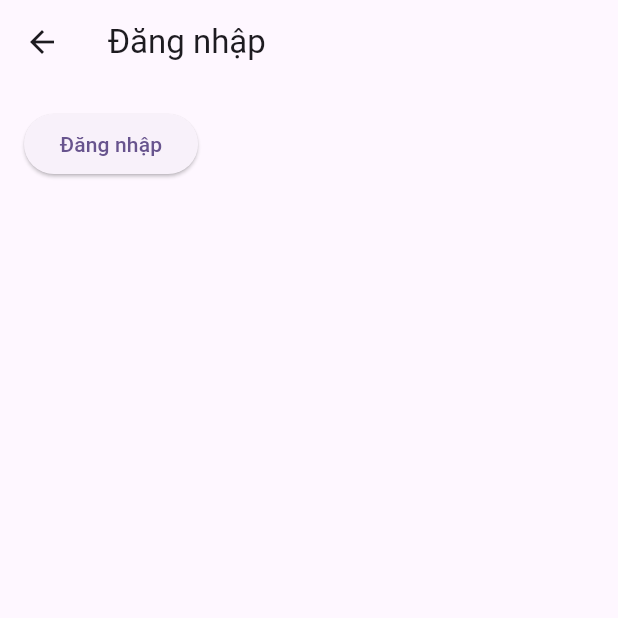
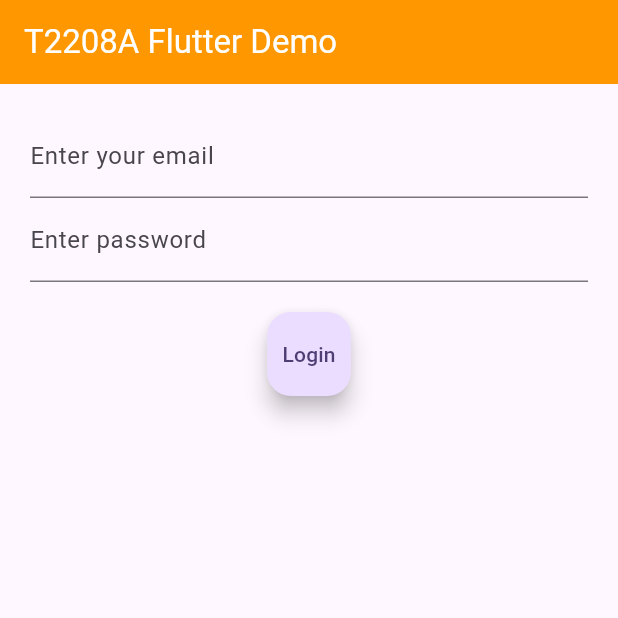
Before and after one commit to hoatq-fptaptech/T2208A_Flutter, a Flutter app: the LoginScreen screen opened directly, on a phone screen of 412 x 824 dp, the top half of it. Run offline on Flutter 3.47's test engine with Material 3 defaults, Android fonts, the phone set to English and light mode, and no system bars; our stand-ins replace carousel_slider, dio.

Commit message:
bloc - login screen routing page

```diff
--- a/lib/bloc/bloc.dart
+++ b/lib/bloc/bloc.dart
@@ -7,7 +7,8 @@ class Bloc extends ChangeNotifier{
     String? _jwt ;
   // tạo 1 stream để get data từ state
     Stream<List<CartItem>> get cartItemsStream => Stream.value(_cartItems);
-    String? get loadJwt => _jwt;
+    String? get getToken => _jwt;
+
     void addToCart(CartItem item){
         _cartItems.add(item); // chưa check sp đã có trong giỏ hay chưa?
         notifyListeners();
--- a/lib/main.dart
+++ b/lib/main.dart
@@ -2,6 +2,7 @@ import 'package:flutter/material.dart';
 import 'package:provider/provider.dart';
 import 'package:t2208a_flutter/bloc/bloc.dart';
 import 'package:t2208a_flutter/my_page.dart';
+import 'package:t2208a_flutter/screens/login_screen.dart';
 
 void main() {
   runApp(
@@ -24,7 +25,7 @@ class MyApp extends StatelessWidget {
         colorScheme: ColorScheme.fromSeed(seedColor: Colors.deepPurple),
         useMaterial3: true,
       ),
-      home: const MyPage(),
+      home: const LoginScreen(),
     );
   }
 }
--- /dev/null
+++ b/lib/model/login_data.dart
@@ -0,0 +1,9 @@
+class LoginData{
+  late String token;
+  late int expiresIn;
+
+  LoginData.fromJson(Map<String, dynamic> json){
+    token = json["token"];
+    expiresIn = json["expiresIn"];
+  }
+}
--- a/lib/screens/login_screen.dart
+++ b/lib/screens/login_screen.dart
@@ -1,42 +1,97 @@
+import 'package:dio/dio.dart';
 import 'package:flutter/material.dart';
-import 'home_screen.dart';
+import 'package:provider/provider.dart';
+import 'package:t2208a_flutter/bloc/bloc.dart';
+import 'package:t2208a_flutter/model/login_data.dart';
+import 'package:t2208a_flutter/my_page.dart';
 
-class LoginScreen extends StatefulWidget {
+class LoginScreen extends StatefulWidget{
+  const LoginScreen({super.key});
+
   @override
-  _LoginScreenState createState() => _LoginScreenState();
+  _StateLogin createState()=> _StateLogin();
+}
+class _StateLogin extends State<LoginScreen>{
+
+   final emailController = TextEditingController();
+   final passwordController = TextEditingController();
+   @override
+   void dispose() {
+     // Clean up the controller when the widget is disposed.
+     emailController.dispose();
+     passwordController.dispose();
+     super.dispose();
    }
 
-class _LoginScreenState extends State<LoginScreen> {
-  late String _username;
-  late String _password;
+    _login() async{
+        print(emailController.text);
+        print(passwordController.text);
+        const url = "http://localhost:8080/auth/login";
+        // final Map<String,dynamic> data = new Map({
+        //   "email": emailController.text,
+        //   "password": passwordController.text
+        // });
+        Response rs = await Dio().post(url,data:{
+                                'email': emailController.text,
+                                'password': passwordController.text
+                                }
+                                // ,
+                  // options: Options(
+                  //   headers: {
+                  //     'Content-Type':"application/json",
+                  //     "Authorization": "Bearer your_jwt_token"
+                  //   }
+                  // )
+            );
+       // print(rs.data);
+        LoginData lg = LoginData.fromJson(rs.data);
+        print(lg.token);
+        Bloc bloc = Provider.of<Bloc>(context,listen: false);
+        bloc.loadToken(lg.token);
 
-  void _login() {
-    // if (_username != null && _password != null) {
-      // Kiểm tra đăng nhập tại đây
-      // if (_username == 'user' && _password == 'password') {
+        // navigate to HomeScreen
         Navigator.pushReplacement(
           context,
-          MaterialPageRoute(builder: (context) => HomeScreen()),
+          MaterialPageRoute(
+              builder: (context) => MyPage()
+          )
         );
-      // } else {
-      //   ScaffoldMessenger.of(context).showSnackBar(
-      //     SnackBar(content: Text('Sai tài khoản hoặc mật khẩu')),
-      //   );
-      // }
-    // }
     }
-
    @override
   Widget build(BuildContext context) {
       return Scaffold(
-      appBar: AppBar(title: Text('Đăng nhập')),
-      body: Padding(
-        padding: EdgeInsets.all(16.0),
-        child: ElevatedButton(
+          appBar: AppBar(
+              title: const Text("T2208A Flutter Demo",style: TextStyle(color: Colors.white)),
+              backgroundColor: Colors.orange, // Color.fromRGBO()
+          ),
+          body:Padding(
+              padding: EdgeInsets.all(20),
+              child: Column(
+                children: [
+                  TextField(
+                        controller: emailController,
+                        decoration: const InputDecoration(
+                        border: UnderlineInputBorder(),
+                        labelText: 'Enter your email',
+                    )
+                  ),
+                  TextField(
+                      controller: passwordController,
+                      decoration: const InputDecoration(
+                        border: UnderlineInputBorder(),
+                        labelText: 'Enter password',
+                      )
+                  ),
+                  Padding(
+                      padding: EdgeInsets.all(20),
+                      child: FloatingActionButton(
                         onPressed: _login,
-          child: Text('Đăng nhập'),
+                        child: Text("Login"),
                       ),
+                  )
+              ],
               ),
+          )
       );
   }
 }
--- a/lib/screens/profile_screen.dart
+++ b/lib/screens/profile_screen.dart
@@ -7,7 +7,6 @@ class ProfileScreen extends StatelessWidget{
 
   @override
   Widget build(BuildContext context) {
-    String jwt = Provider.of<Bloc>(context,listen: false).loadJwt??"";
-    return Text("Profile Screen monitor.." + jwt);
+    return Text("Profile Screen monitor..");
   }
 }
```
Also changed, not shown: lib/model/product_model.dart (+0 -11 lines), lib/screens/ui/home/home_product.dart (+0 -27 lines). Lines whose indentation alone changed are shown as unchanged.
